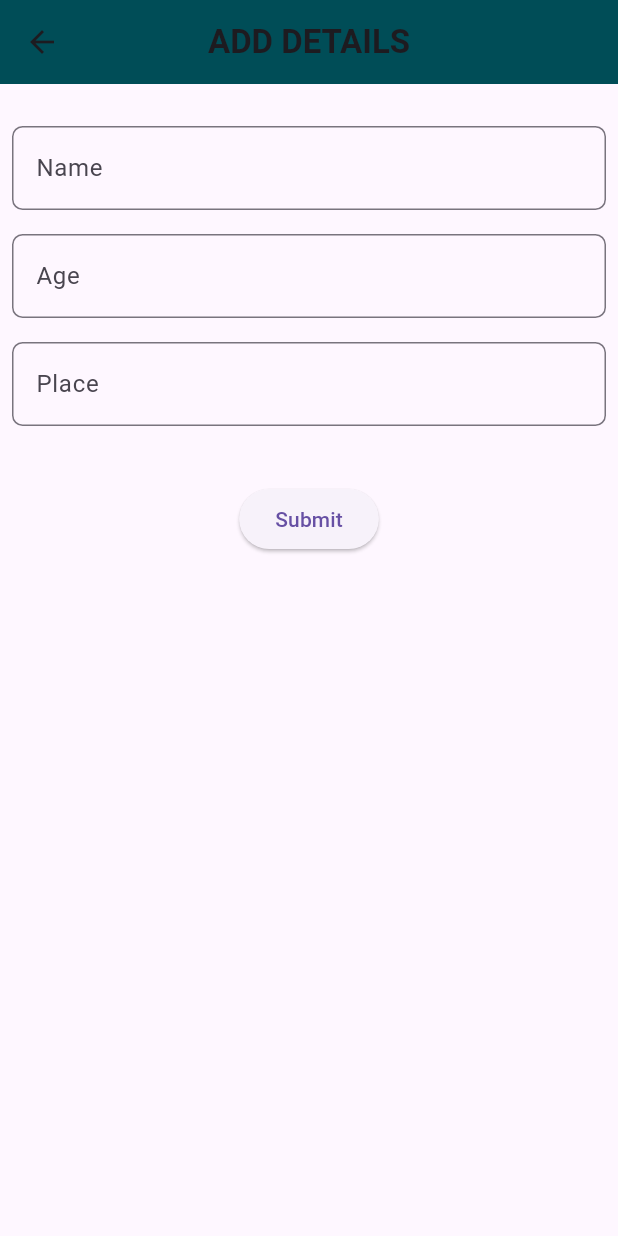
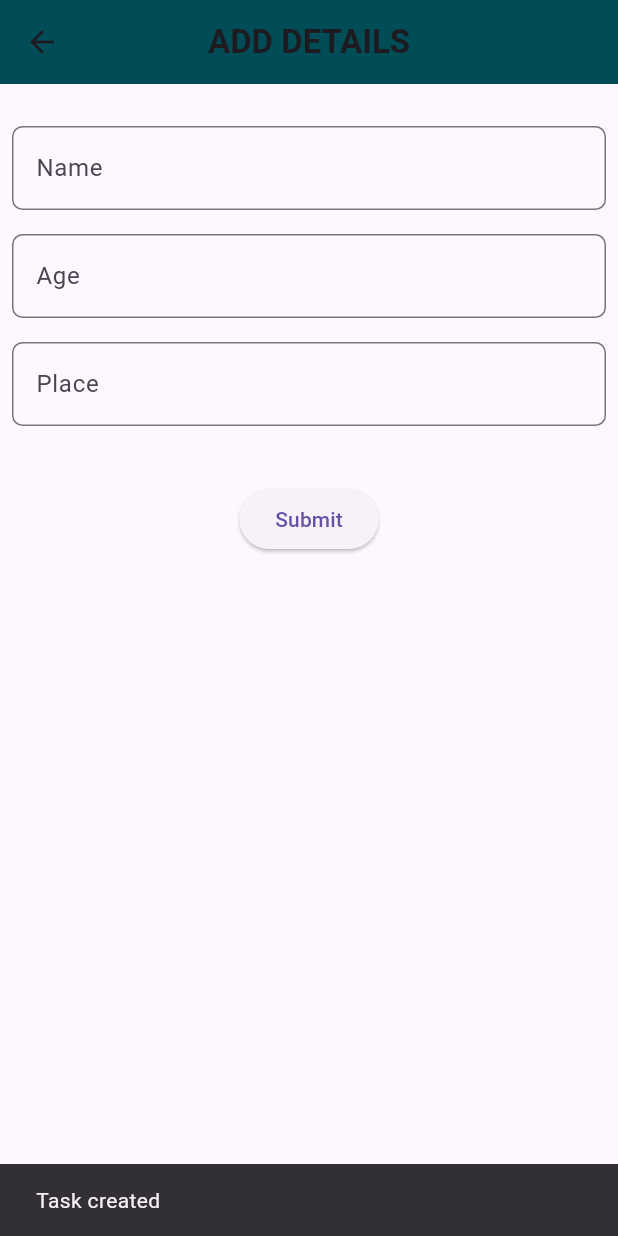
Before and after one commit to razakrazu/Firebase_Todo_App, a Flutter app: the AddDetails screen opened by its route, after a tap on "Submit", on a phone screen of 412 x 824 dp. Run offline on Flutter 3.47's test engine with Material 3 defaults, Android fonts, the phone set to English and light mode, and no system bars; our stand-ins replace cloud_firestore, firebase_auth, firebase_core, shared_preferences; accounts and stored records are empty.

Commit message:
add user datas in firebase

```diff
--- /dev/null
+++ b/lib/controller/add_data_controller.dart
@@ -0,0 +1,22 @@
+import 'package:cloud_firestore/cloud_firestore.dart';
+import 'package:firebase_todo_app/model/todo_model.dart';
+
+class TaskSarvices{
+  final CollectionReference taskCollection = FirebaseFirestore.instance.collection('personalDatas');
+
+Future<TaskModel?>createTask(TaskModel task)async{
+
+
+  try{
+    final taskMap = task.toMap();
+    await taskCollection.doc(task.id).set(taskMap);
+    return task;
+
+  }on FirebaseException catch(e){
+    print(e.toString());
+  }
+}
+
+
+
+}
--- a/lib/model/todo_model.dart
+++ b/lib/model/todo_model.dart
@@ -1,7 +1,9 @@
- class TaskModel{
+ import 'package:cloud_firestore/cloud_firestore.dart';
+
+class TaskModel{
   final String? id;
   final String? name;
-  final String? age;
+   final String? age;
   final String? place;
   final int? stutas;
   DateTime? createAt;
@@ -15,4 +17,27 @@
    this.createAt,
     });
 
+
+
+factory TaskModel.fromJson(DocumentSnapshot json){
+return TaskModel(
+  id: json['id'],
+  name: json['name'],
+  createAt: json['createAt'],
+  stutas:  json['stutas'],
+  age: json['age'],
+  place: json['place'],
+);
+}
+Map<String,dynamic>toMap(){
+  return {
+    'id':id,
+    'name':name,
+    'place':place,
+    'age':age,
+    'stutas':stutas,
+    'createAt':createAt,
+
+  };
+}
  }
--- a/lib/view/addlist.dart
+++ b/lib/view/addlist.dart
@@ -1,16 +1,24 @@
+import 'package:firebase_todo_app/controller/add_data_controller.dart';
+import 'package:firebase_todo_app/model/todo_model.dart';
 import 'package:flutter/material.dart';
+import 'package:flutter/scheduler.dart';
+import 'package:uuid/uuid.dart';
 
 class AddDetails extends StatefulWidget {
   AddDetails({super.key});
 
-  final TextEditingController name = TextEditingController();
-  final TextEditingController age = TextEditingController();
-  final TextEditingController place = TextEditingController();
+
   @override
   State<AddDetails> createState() => _AddDetailsState();
 }
 
 class _AddDetailsState extends State<AddDetails> {
+  final taskkey = GlobalKey<FormState>();
+    final TextEditingController nameCotllr = TextEditingController();
+  final TextEditingController ageCotllr = TextEditingController();
+  final TextEditingController placeCotllr = TextEditingController();
+
+
   @override
   Widget build(BuildContext context) {
     return Scaffold(
@@ -23,6 +31,8 @@ class _AddDetailsState extends State<AddDetails> {
         centerTitle: true,
       ),
       body: SafeArea(
+          child: Form(
+            key: taskkey,
             child: Column(
                   children: [
             const SizedBox(
@@ -31,6 +41,7 @@ class _AddDetailsState extends State<AddDetails> {
             Padding(
               padding: const EdgeInsets.all(8.0),
               child: TextFormField(
+                controller:nameCotllr ,
                 decoration: InputDecoration(
                   border: OutlineInputBorder(
                     borderRadius: BorderRadius.circular(7),
@@ -42,6 +53,7 @@ class _AddDetailsState extends State<AddDetails> {
             Padding(
               padding: const EdgeInsets.all(8.0),
               child: TextFormField(
+                controller: ageCotllr,
                 decoration: InputDecoration(
                   border: OutlineInputBorder(
                     borderRadius: BorderRadius.circular(7),
@@ -53,6 +65,7 @@ class _AddDetailsState extends State<AddDetails> {
             Padding(
               padding: const EdgeInsets.all(8.0),
               child: TextFormField(
+                controller: placeCotllr,
                 decoration: InputDecoration(
                   border: OutlineInputBorder(
                     borderRadius: BorderRadius.circular(7),
@@ -64,9 +77,29 @@ class _AddDetailsState extends State<AddDetails> {
             const SizedBox(
               height: 30,
             ),
-          ElevatedButton(onPressed: () async {}, child: const Text('Submit')),
+            ElevatedButton(onPressed: () async {
+                if(taskkey.currentState!.validate()){
+                  addTask();
+                }
+            }, child: const Text('Submit')),
                   ],
+                ),
           )),
     );
   }
+  addTask()async{
+    var id =Uuid().v1();
+    TaskModel  taskModel = TaskModel(
+      stutas: 1,
+    id: id,
+    name: nameCotllr.text,
+    age:  ageCotllr.text,
+    place: placeCotllr.text,
+    createAt: DateTime.now());
+    TaskSarvices? taskSarvice = TaskSarvices();
+    final task = await taskSarvice.createTask(taskModel);
+    if(task != null ){
+      ScaffoldMessenger.of(context).showSnackBar(SnackBar(content: Text('Task created')));
     }
+  }
+}
--- a/pubspec.yaml
+++ b/pubspec.yaml
@@ -41,6 +41,7 @@ dependencies:
   get: ^4.6.6
   cloud_firestore: ^4.14.0
   shared_preferences: ^2.2.2
+  uuid: ^4.2.2
 
 dev_dependencies:
   flutter_test:
```
Also changed, not shown: lib/controller/controllor_adddata.dart (deleted, +0 -22 lines), pubspec.lock. Lines whose indentation alone changed are shown as unchanged.
